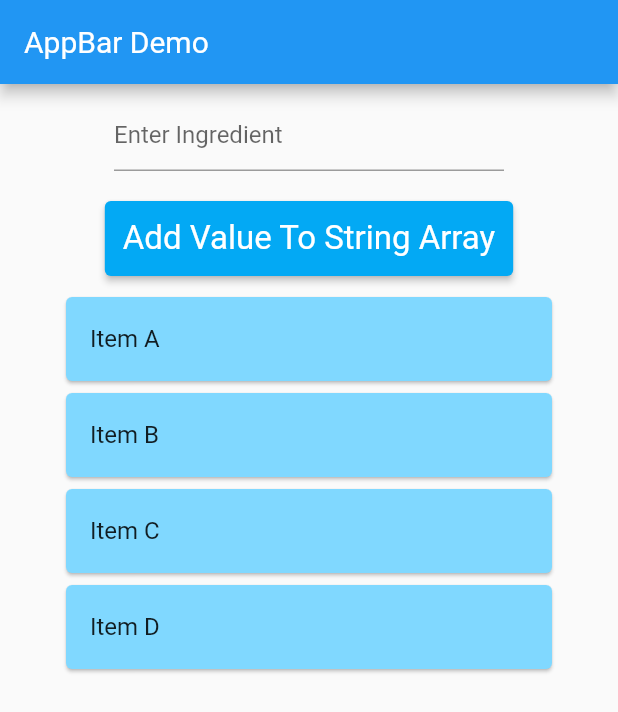
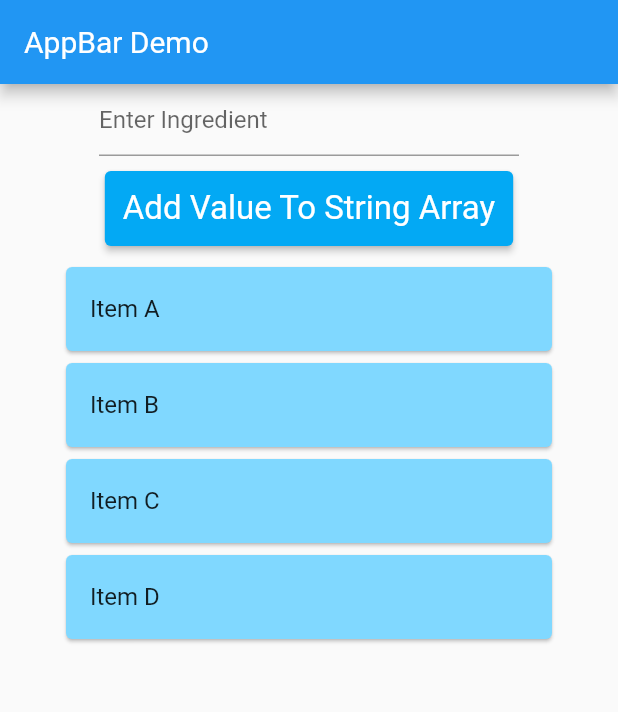
Before and after one commit to FS-CSCI150-F21/FS-CSCI150-F21-Team5, a Flutter app: the AddRecipe screen opened directly, on a phone screen of 412 x 824 dp. Shown: the top 712 px of the screen. Run offline on Flutter 3.47's test engine with Material 2 defaults, Android fonts, the phone set to English and light mode, and no system bars; our stand-ins replace cloud_firestore, firebase_auth, firebase_core, firebase_storage, get, google_sign_in and 1 more; missing offline and left inert: duration; accounts and stored records are empty.

Commit message:
Fixed Bugs

```diff
--- a/lib/main.dart
+++ b/lib/main.dart
@@ -4,7 +4,7 @@ import 'package:flutter/material.dart';
 import 'package:firebase_core/firebase_core.dart';
 import 'package:google_sign_in/google_sign_in.dart';
 import 'package:provider/provider.dart';
-import 'package:shakshuka/screens/splash_screen.dart';
+import 'package:shakshuka/widgets/splash_screen.dart';
 import 'package:shakshuka/services/auth_provider.dart';
 import 'package:shared_preferences/shared_preferences.dart';
 import 'package:firebase_auth/firebase_auth.dart';
--- a/lib/widgets/add_recipe.dart
+++ b/lib/widgets/add_recipe.dart
@@ -56,9 +56,8 @@ class _AddRecipeState extends State<AddRecipe> {
           mainAxisSize: MainAxisSize.max,
           mainAxisAlignment: MainAxisAlignment.center,
           children: <Widget>[
-            Container(
+            SizedBox(
                 width: 280,
-                padding: EdgeInsets.all(10.0),
                 child: TextField(
                   controller: textFieldValueHolder,
                   autocorrect: true,
--- a/pubspec.yaml
+++ b/pubspec.yaml
@@ -45,7 +45,6 @@ dependencies:
 dev_dependencies:
   flutter_test:
     sdk: flutter
-  duration: ^3.0.6
 
   # The "flutter_lints" package below contains a set of recommended lints to
   # encourage good coding practices. The lint set provided by the package is
```
Also changed, not shown: 1 other file.
